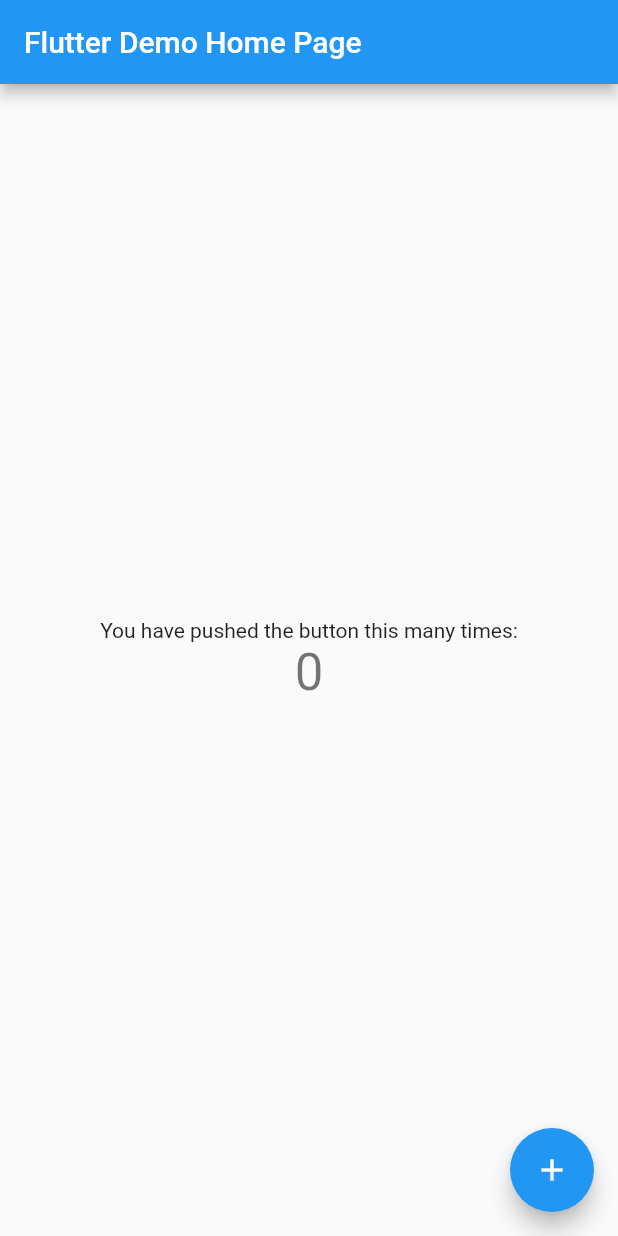
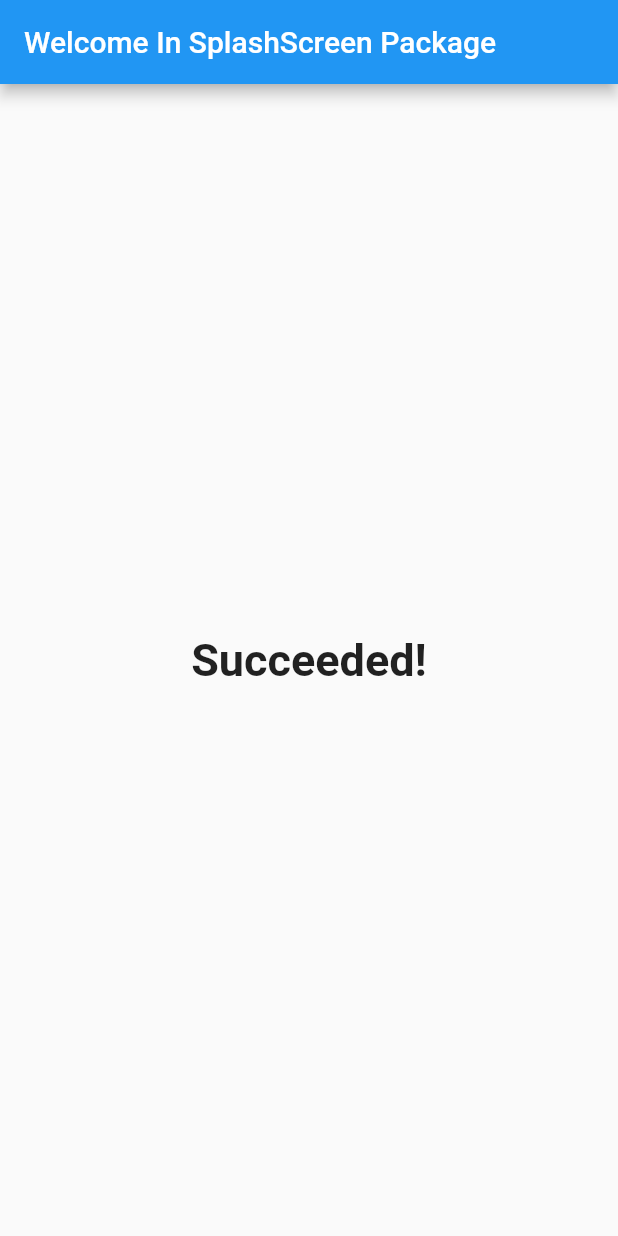
Before and after one commit to marwandhiaurrahman/flutter_splash_screen, a Flutter app: the screen it shows after launch, on a phone screen of 412 x 824 dp. Run offline on Flutter 3.47's test engine with Material 2 defaults, Android fonts, the phone set to English and light mode, and no system bars; our stand-ins replace splashscreen; network calls fail.

Commit message:
add splash screen

```diff
--- a/lib/main.dart
+++ b/lib/main.dart
@@ -1,4 +1,5 @@
 import 'package:flutter/material.dart';
+import 'package:splashscreen/splashscreen.dart';
 
 void main() {
   runApp(MyApp());
@@ -11,103 +12,47 @@
     return MaterialApp(
       title: 'Flutter Demo',
       theme: ThemeData(
-        // This is the theme of your application.
-        //
-        // Try running your application with "flutter run". You'll see the
-        // application has a blue toolbar. Then, without quitting the app, try
-        // changing the primarySwatch below to Colors.green and then invoke
-        // "hot reload" (press "r" in the console where you ran "flutter run",
-        // or simply save your changes to "hot reload" in a Flutter IDE).
-        // Notice that the counter didn't reset back to zero; the application
-        // is not restarted.
         primarySwatch: Colors.blue,
       ),
-      home: MyHomePage(title: 'Flutter Demo Home Page'),
+      home: MyHomePage(),
     );
   }
 }
 
 class MyHomePage extends StatefulWidget {
-  MyHomePage({Key key, this.title}) : super(key: key);
-
-  // This widget is the home page of your application. It is stateful, meaning
-  // that it has a State object (defined below) that contains fields that affect
-  // how it looks.
-
-  // This class is the configuration for the state. It holds the values (in this
-  // case the title) provided by the parent (in this case the App widget) and
-  // used by the build method of the State. Fields in a Widget subclass are
-  // always marked "final".
-
-  final String title;
-
   @override
   _MyHomePageState createState() => _MyHomePageState();
 }
 
 class _MyHomePageState extends State<MyHomePage> {
-  int _counter = 0;
-
-  void _incrementCounter() {
-    setState(() {
-      // This call to setState tells the Flutter framework that something has
-      // changed in this State, which causes it to rerun the build method below
-      // so that the display can reflect the updated values. If we changed
-      // _counter without calling setState(), then the build method would not be
-      // called again, and so nothing would appear to happen.
-      _counter++;
-    });
-  }
-
   @override
   Widget build(BuildContext context) {
-    // This method is rerun every time setState is called, for instance as done
-    // by the _incrementCounter method above.
-    //
-    // The Flutter framework has been optimized to make rerunning build methods
-    // fast, so that you can just rebuild anything that needs updating rather
-    // than having to individually change instances of widgets.
-    return Scaffold(
-      appBar: AppBar(
-        // Here we take the value from the MyHomePage object that was created by
-        // the App.build method, and use it to set our appbar title.
-        title: Text(widget.title),
-      ),
-      body: Center(
-        // Center is a layout widget. It takes a single child and positions it
-        // in the middle of the parent.
-        child: Column(
-          // Column is also a layout widget. It takes a list of children and
-          // arranges them vertically. By default, it sizes itself to fit its
-          // children horizontally, and tries to be as tall as its parent.
-          //
-          // Invoke "debug painting" (press "p" in the console, choose the
-          // "Toggle Debug Paint" action from the Flutter Inspector in Android
-          // Studio, or the "Toggle Debug Paint" command in Visual Studio Code)
-          // to see the wireframe for each widget.
-          //
-          // Column has various properties to control how it sizes itself and
-          // how it positions its children. Here we use mainAxisAlignment to
-          // center the children vertically; the main axis here is the vertical
-          // axis because Columns are vertical (the cross axis would be
-          // horizontal).
-          mainAxisAlignment: MainAxisAlignment.center,
-          children: <Widget>[
-            Text(
-              'You have pushed the button this many times:',
-            ),
-            Text(
-              '$_counter',
-              style: Theme.of(context).textTheme.headline4,
-            ),
-          ],
-        ),
-      ),
-      floatingActionButton: FloatingActionButton(
-        onPressed: _incrementCounter,
-        tooltip: 'Increment',
-        child: Icon(Icons.add),
-      ), // This trailing comma makes auto-formatting nicer for build methods.
+    return SplashScreen(
+      seconds: 14,
+      navigateAfterSeconds: AfterSplash(),
+      title: Text('Welcome in Splash Screen'),
+      image: Image.network(
+          'https://flutter.io/images/catalog-widget-placeholder.png'),
+      backgroundColor: Colors.white,
+      loaderColor: Colors.red,
     );
   }
 }
+
+class AfterSplash extends StatelessWidget {
+  @override
+  Widget build(BuildContext context) {
+    return Scaffold(
+      appBar: new AppBar(
+        title: new Text("Welcome In SplashScreen Package"),
+        automaticallyImplyLeading: false,
+      ),
+      body: new Center(
+        child: new Text(
+          "Succeeded!",
+          style: new TextStyle(fontWeight: FontWeight.bold, fontSize: 30.0),
+        ),
+      ),
+    );
+  }
+}
--- a/pubspec.yaml
+++ b/pubspec.yaml
@@ -28,6 +28,7 @@
   # The following adds the Cupertino Icons font to your application.
   # Use with the CupertinoIcons class for iOS style icons.
   cupertino_icons: ^1.0.2
+  splashscreen: ^1.3.5
 
 dev_dependencies:
   flutter_test:
```
Also changed, not shown: pubspec.lock.
